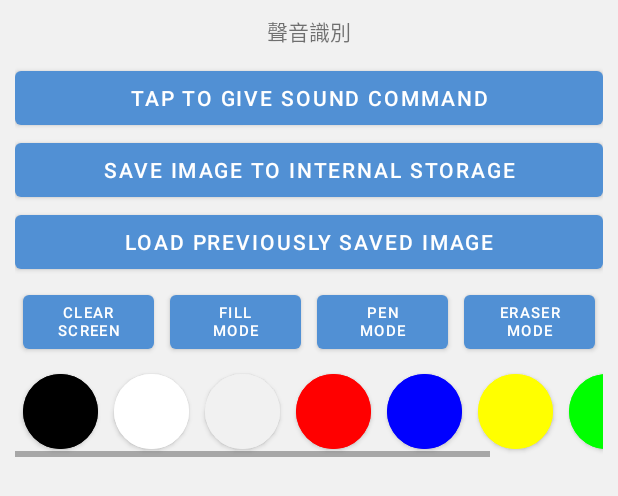
After one commit to Hannah2020-github/drawingbysound, an Android app built with Jetpack Compose: the layout main_activity.xml on its own in the app's theme, with its tools: preview values and no code run, on a phone screen of 412 x 824 dp. The commit adds this screen. Shown: the top 496 px of the screen. Run offline under Robolectric (Android 15) with nearby library versions, the phone set to English and light mode, and no system bars.

Commit message:
feature: 製作圓形按鈕(ShapeAppearanceOverlay.MyApp.Button.Circle)

```diff
--- /dev/null
+++ b/app/src/main/res/layout/main_activity.xml
@@ -0,0 +1,195 @@
+<?xml version="1.0" encoding="utf-8"?>
+<LinearLayout xmlns:android="http://schemas.android.com/apk/res/android"
+    xmlns:tools="http://schemas.android.com/tools"
+    xmlns:app="http://schemas.android.com/apk/res-auto"
+    android:orientation="vertical"
+    android:layout_width="match_parent"
+    android:layout_height="match_parent"
+    android:padding="10dp"
+    android:background="@color/gray"
+    tools:context=".MainActivity">
+
+    <TextView
+        android:id="@+id/command_result"
+        android:layout_width="match_parent"
+        android:layout_height="wrap_content"
+        android:textAlignment="center"
+        android:text="聲音識別" />
+
+    <Button
+        android:id="@+id/command_btn"
+        android:layout_width="match_parent"
+        android:layout_height="wrap_content"
+        android:layout_marginTop="10dp"
+        android:text="@string/sound_btn_text" />
+
+    <Button
+        android:id="@+id/save_btn"
+        android:layout_width="match_parent"
+        android:layout_height="wrap_content"
+        android:text="@string/save_image" />
+
+    <Button
+        android:id="@+id/load_btn"
+        android:layout_width="match_parent"
+        android:layout_height="wrap_content"
+        android:text="@string/load_image" />
+
+    <LinearLayout
+        android:layout_width="match_parent"
+        android:layout_height="wrap_content"
+        android:orientation="horizontal">
+
+        <Button
+            android:id="@+id/clear_btn"
+            android:layout_width="0dp"
+            android:layout_height="match_parent"
+            android:layout_weight="1"
+            android:layout_margin="5dp"
+            android:textSize="10sp"
+            android:text="@string/clear_mode" />
+
+        <Button
+            android:id="@+id/fill_btn"
+            android:layout_width="0dp"
+            android:layout_height="match_parent"
+            android:layout_weight="1"
+            android:layout_margin="5dp"
+            android:textSize="10sp"
+            android:text="@string/fill_mode" />
+        <Button
+            android:id="@+id/pen_btn"
+            android:layout_width="0dp"
+            android:layout_height="match_parent"
+            android:layout_weight="1"
+            android:layout_margin="5dp"
+            android:textSize="10sp"
+            android:text="@string/pen_mode" />
+        <Button
+            android:id="@+id/eraser_btn"
+            android:layout_width="0dp"
+            android:layout_height="match_parent"
+            android:layout_weight="1"
+            android:layout_margin="5dp"
+            android:textSize="10sp"
+            android:text="@string/earaser_mode" />
+
+    </LinearLayout>
+<HorizontalScrollView
+    android:layout_width="match_parent"
+    android:layout_height="wrap_content" >
+
+    <LinearLayout
+        android:orientation="horizontal"
+        android:layout_width="match_parent"
+        android:layout_height="wrap_content" >
+
+        <Button
+            android:id="@+id/black_btn"
+            android:layout_width="50dp"
+            android:layout_height="50dp"
+            android:layout_margin="5dp"
+            app:shapeAppearanceOverlay="@style/ShapeAppearanceOverlay.MyApp.Button.Circle"
+            android:insetLeft="0dp"
+            android:insetTop="0dp"
+            android:insetBottom="0dp"
+            android:insetRight="0dp"
+            android:backgroundTint="@color/black" />
+
+        <Button
+            android:id="@+id/white_btn"
+            android:layout_width="50dp"
+            android:layout_height="50dp"
+            android:layout_margin="5dp"
+            app:shapeAppearanceOverlay="@style/ShapeAppearanceOverlay.MyApp.Button.Circle"
+            android:insetLeft="0dp"
+            android:insetTop="0dp"
+            android:insetBottom="0dp"
+            android:insetRight="0dp"
+            android:backgroundTint="@color/white" />
+
+        <Button
+            android:id="@+id/gray_btn"
+            android:layout_width="50dp"
+            android:layout_height="50dp"
+            android:layout_margin="5dp"
+            app:shapeAppearanceOverlay="@style/ShapeAppearanceOverlay.MyApp.Button.Circle"
+            android:insetLeft="0dp"
+            android:insetTop="0dp"
+            android:insetBottom="0dp"
+            android:insetRight="0dp"
+            android:backgroundTint="@color/gray" />
+
+        <Button
+            android:id="@+id/red_btn"
+            android:layout_width="50dp"
+            android:layout_height="50dp"
+            android:layout_margin="5dp"
+            app:shapeAppearanceOverlay="@style/ShapeAppearanceOverlay.MyApp.Button.Circle"
+            android:insetLeft="0dp"
+            android:insetTop="0dp"
+            android:insetBottom="0dp"
+            android:insetRight="0dp"
+            android:backgroundTint="@color/red" />
+
+        <Button
+            android:id="@+id/blue_btn"
+            android:layout_width="50dp"
+            android:layout_height="50dp"
+            android:layout_margin="5dp"
+            app:shapeAppearanceOverlay="@style/ShapeAppearanceOverlay.MyApp.Button.Circle"
+            android:insetLeft="0dp"
+            android:insetTop="0dp"
+            android:insetBottom="0dp"
+            android:insetRight="0dp"
+            android:backgroundTint="@color/blue" />
+
+        <Button
+            android:id="@+id/yellow_btn"
+            android:layout_width="50dp"
+            android:layout_height="50dp"
+            android:layout_margin="5dp"
+            app:shapeAppearanceOverlay="@style/ShapeAppearanceOverlay.MyApp.Button.Circle"
+            android:insetLeft="0dp"
+            android:insetTop="0dp"
+            android:insetBottom="0dp"
+            android:insetRight="0dp"
+            android:backgroundTint="@color/yellow" />
+
+        <Button
+            android:id="@+id/green_btn"
+            android:layout_width="50dp"
+            android:layout_height="50dp"
+            android:layout_margin="5dp"
+            app:shapeAppearanceOverlay="@style/ShapeAppearanceOverlay.MyApp.Button.Circle"
+            android:insetLeft="0dp"
+            android:insetTop="0dp"
+            android:insetBottom="0dp"
+            android:insetRight="0dp"
+            android:backgroundTint="@color/green" />
+
+        <Button
+            android:id="@+id/magenta_btn"
+            android:layout_width="50dp"
+            android:layout_height="50dp"
+            android:layout_margin="5dp"
+            app:shapeAppearanceOverlay="@style/ShapeAppearanceOverlay.MyApp.Button.Circle"
+            android:insetLeft="0dp"
+            android:insetTop="0dp"
+            android:insetBottom="0dp"
+            android:insetRight="0dp"
+            android:backgroundTint="@color/magenta" />
+
+
+
+    </LinearLayout>
+
+</HorizontalScrollView>
+
+
+    <View
+        android:id="@+id/view"
+        android:layout_width="match_parent"
+        android:layout_height="wrap_content" />
+
+</LinearLayout>
--- a/app/src/main/res/values/colors.xml
+++ b/app/src/main/res/values/colors.xml
@@ -1,10 +1,22 @@
 <?xml version="1.0" encoding="utf-8"?>
 <resources>
+    <!-- 調色盤顏色 -->
+    <color name="black">#FF000000</color>
+    <color name="white">#FFFFFFFF</color>
+    <color name="gray">#f1f1f1</color>
+    <color name="red">#ffff0000</color>
+    <color name="blue">#FF0000FF</color>
+    <color name="yellow">#FFFFFF00</color>
+    <color name="green">#FF00FF00</color>
+    <color name="magenta">#FFFF00FF</color>
+
+    <!-- App 的主題顏色-->
+    <color name="theme_blue">#51D4D4</color>
+    <color name="darker_theme_bule">#359898</color>
+
     <color name="purple_200">#FFBB86FC</color>
     <color name="purple_500">#FF6200EE</color>
     <color name="purple_700">#FF3700B3</color>
     <color name="teal_200">#FF03DAC5</color>
     <color name="teal_700">#FF018786</color>
-    <color name="black">#FF000000</color>
-    <color name="white">#FFFFFFFF</color>
 </resources>
--- a/app/src/main/res/values/strings.xml
+++ b/app/src/main/res/values/strings.xml
@@ -1,3 +1,10 @@
 <resources>
     <string name="app_name">drawingbysound</string>
+    <string name="sound_btn_text">Tap to give sound command</string>
+    <string name="save_image">Save image to internal storage</string>
+    <string name="load_image">Load previously saved image</string>
+    <string name="clear_mode">Clear Screen</string>
+    <string name="fill_mode">Fill Mode</string>
+    <string name="pen_mode">Pen Mode</string>
+    <string name="earaser_mode">Eraser Mode</string>
 </resources>
--- a/app/src/main/res/values/themes.xml
+++ b/app/src/main/res/values/themes.xml
@@ -1,9 +1,15 @@
 <?xml version="1.0" encoding="utf-8"?>
 <resources>
+    <style name="Theme.Drawingbysound" parent="Theme.MaterialComponents.DayNight.NoActionBar">
+        <item name="colorPrimary">#5190D4</item>
+        <item name="colorPrimaryVariant">#355D98</item>
+        <item name="colorOnPrimary">@color/white</item>
 
-    <style name="Theme.Drawingbysound" parent="Theme.MaterialComponents.DayNight.NoActionBar" >
-
+        <item name="android:statusBarColor">?attr/colorPrimaryVariant</item>
     </style>
 
-
+    <style name="ShapeAppearanceOverlay.MyApp.Button.Circle" parent="">
+        <item name="cornerFamily">rounded</item>
+        <item name="cornerSize">50%</item>
+    </style>
 </resources>
```
